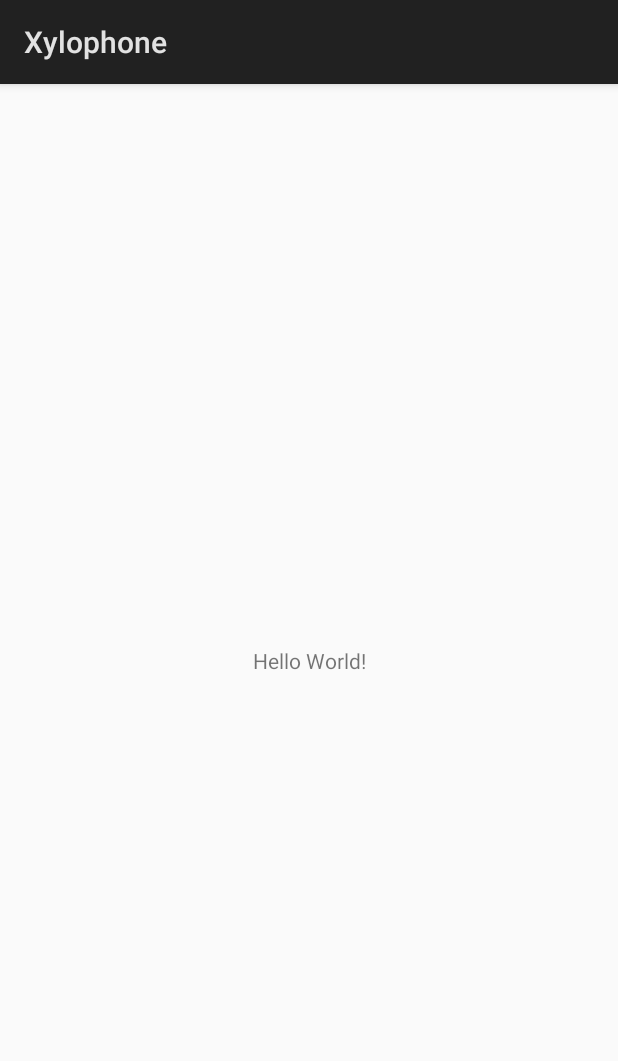
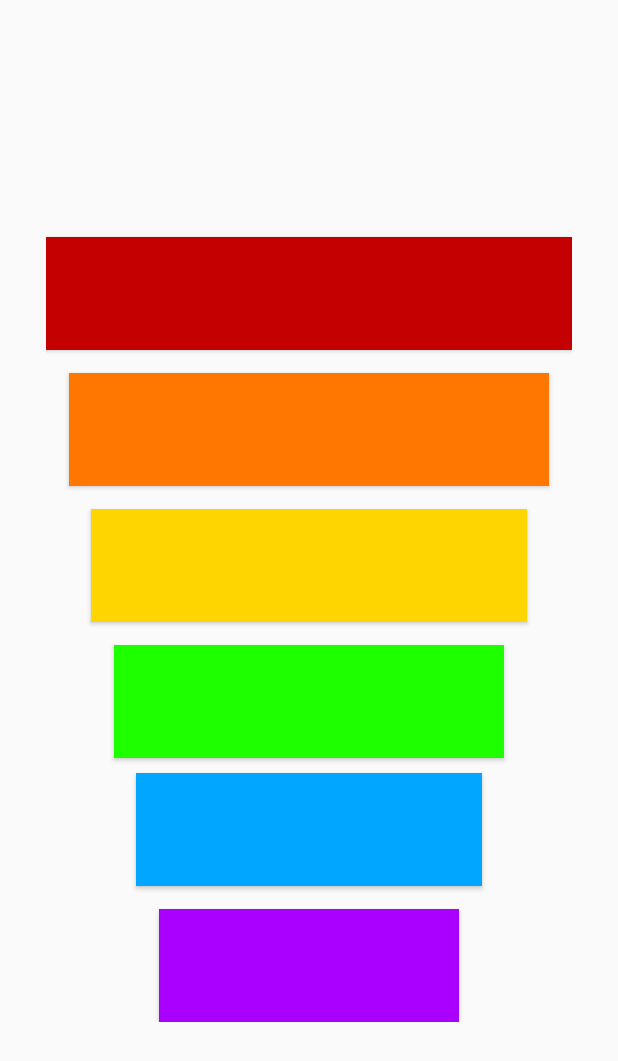
Before and after one commit to Nodirbek3d/Xylophone2, an Android app: the screen it shows after launch (MainActivity), on a phone screen of 412 x 824 dp. Shown: the top 1061 px of the screen. Run offline under Robolectric (Android 15) with nearby library versions, the phone set to English and light mode, and no system bars.

Commit message:
added buttons, colors, styles.

```diff
--- a/app/src/main/res/layout/activity_main.xml
+++ b/app/src/main/res/layout/activity_main.xml
@@ -6,13 +6,88 @@
     android:layout_height="match_parent"
     tools:context="com.nodir.xylophone.MainActivity">
 
-    <TextView
+    <LinearLayout
         android:layout_width="wrap_content"
+
         android:layout_height="wrap_content"
-        android:text="Hello World!"
+        android:layout_marginBottom="4dp"
+        android:layout_marginTop="4dp"
+        android:orientation="vertical"
         app:layout_constraintBottom_toBottomOf="parent"
-        app:layout_constraintLeft_toLeftOf="parent"
-        app:layout_constraintRight_toRightOf="parent"
-        app:layout_constraintTop_toTopOf="parent" />
+        app:layout_constraintEnd_toEndOf="parent"
+        app:layout_constraintStart_toStartOf="parent"
+        app:layout_constraintTop_toTopOf="parent">
+
+        <Button
+            android:id="@+id/redBtn"
+            android:layout_width="match_parent"
+            android:layout_height="wrap_content"
+            android:layout_marginTop="15dp"
+            android:width="350dp"
+            android:height="75dp"
+            android:background="@color/red"
+            />
+
+        <Button
+            android:id="@+id/orangeBtn"
+            android:layout_width="wrap_content"
+            android:layout_height="wrap_content"
+            android:layout_marginLeft="15dp"
+            android:layout_marginRight="15dp"
+            android:layout_marginTop="15dp"
+            android:width="320dp"
+            android:height="75dp"
+            android:background="@color/orange"
+            />
+
+        <Button
+            android:id="@+id/yellowBtn"
+            android:layout_width="match_parent"
+            android:layout_height="wrap_content"
+            android:layout_marginLeft="30dp"
+            android:layout_marginRight="30dp"
+            android:layout_marginTop="15dp"
+            android:width="290dp"
+            android:height="75dp"
+            android:background="@color/yellow"
+            />
+
+        <Button
+            android:id="@+id/greenBtn"
+            android:layout_width="match_parent"
+            android:layout_height="wrap_content"
+            android:layout_marginLeft="45dp"
+            android:layout_marginRight="45dp"
+            android:layout_marginTop="15dp"
+            android:width="260dp"
+            android:height="75dp"
+            android:background="@color/green"
+            />
+
+        <Button
+            android:id="@+id/blueBtn"
+            android:layout_width="match_parent"
+            android:layout_height="wrap_content"
+            android:layout_marginLeft="60dp"
+            android:layout_marginRight="60dp"
+            android:layout_marginTop="10dp"
+            android:width="230dp"
+            android:height="75dp"
+            android:background="@color/blue"
+            />
+
+        <Button
+            android:id="@+id/purpleBtn"
+            android:layout_width="match_parent"
+            android:layout_height="wrap_content"
+            android:layout_marginLeft="75dp"
+            android:layout_marginRight="75dp"
+            android:layout_marginTop="15dp"
+            android:width="200dp"
+            android:height="75dp"
+            android:background="@color/purple"
+            />
+
+    </LinearLayout>
 
 </android.support.constraint.ConstraintLayout>
--- a/app/src/main/res/values/colors.xml
+++ b/app/src/main/res/values/colors.xml
@@ -3,4 +3,12 @@
     <color name="colorPrimary">#3F51B5</color>
     <color name="colorPrimaryDark">#303F9F</color>
     <color name="colorAccent">#FF4081</color>
+
+    <color name="red">#c40000</color>
+    <color name="orange">#ff7700</color>
+    <color name="yellow">#ffd500</color>
+    <color name="green">#1eff00</color>
+    <color name="blue">#00a6ff</color>
+    <color name="purple">#aa00ff</color>
+
 </resources>
--- a/app/src/main/res/values/styles.xml
+++ b/app/src/main/res/values/styles.xml
@@ -1,7 +1,7 @@
 <resources>
 
     <!-- Base application theme. -->
-    <style name="AppTheme" parent="android:Theme.Material.Light.DarkActionBar">
+    <style name="AppTheme" parent="android:Theme.Material.Light.NoActionBar.Fullscreen">
         <!-- Customize your theme here. -->
     </style>
 
```
